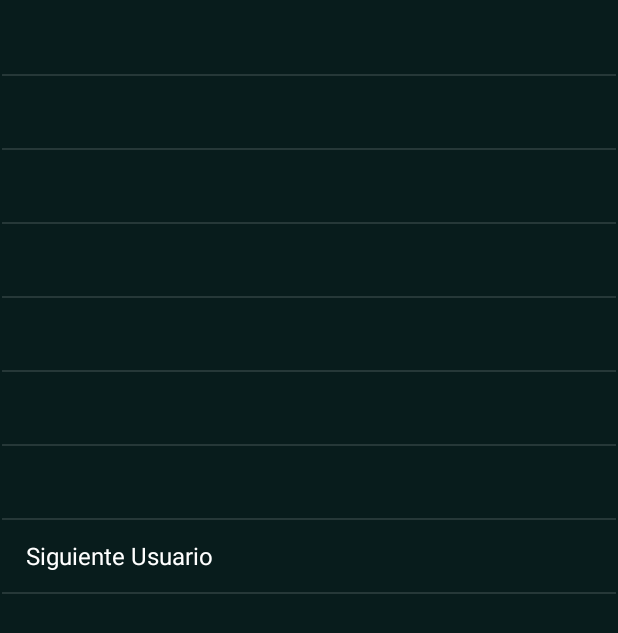
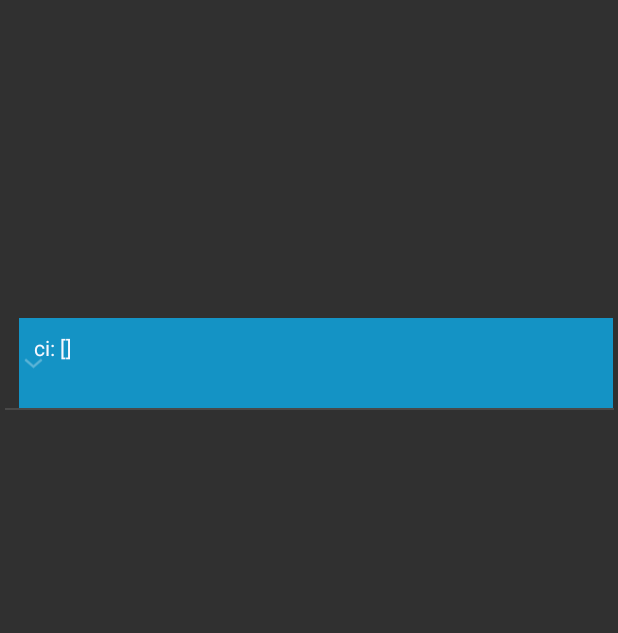
Before and after one commit to itsNand0/ApostamosApp, an Android app: the ListaUsuarios screen opened directly, with no data from a screen before it, on a phone screen of 412 x 824 dp. Shown: the top 633 px of the screen. Run offline under Robolectric (Android 15) with nearby library versions, the phone set to English and light mode, and no system bars.

Commit message:
Se cambia vista del listado de usuarios

```diff
--- a/app/src/main/AndroidManifest.xml
+++ b/app/src/main/AndroidManifest.xml
@@ -9,8 +9,7 @@
         android:roundIcon="@mipmap/ic_launcher_round"
         android:supportsRtl="true"
         android:theme="@style/Theme.AppCompat.NoActionBar">
-        <activity android:name=".ListaUsuarioPrueba"></activity>
-        <activity android:name=".ListaUsuarios" />
+        <activity android:name=".ListaUsuarios"></activity>
         <activity android:name=".NuevaApuesta" />
         <activity
             android:name=".MenuPrincipal"
--- a/app/src/main/java/com/example/apostamos/AdministradorUsuario.java
+++ b/app/src/main/java/com/example/apostamos/AdministradorUsuario.java
@@ -7,7 +7,6 @@ import android.content.Intent;
 import android.database.Cursor;
 import android.database.sqlite.SQLiteDatabase;
 import android.os.Bundle;
-import android.view.ActionMode;
 import android.view.Menu;
 import android.view.MenuItem;
 import android.view.View;
@@ -27,7 +26,7 @@ public class AdministradorUsuario extends AppCompatActivity {
     public boolean onOptionsItemSelected(MenuItem item){
         int id = item.getItemId();
         if(id == R.id.todos){
-            Intent i = new Intent(this, ListaUsuarioPrueba.class);
+            Intent i = new Intent(this, ListaUsuarios.class);
             //i.putExtra("usuarios", );
             startActivity(i);
         }
@@ -96,6 +95,7 @@ public class AdministradorUsuario extends AppCompatActivity {
         String usu = et_usuario.getText().toString();
         int cantUno = bd.delete("usuario", "cedula="+ced,null);
         bd.close();
+        et_cedula.setText("");
         et_nombre.setText("");
         et_apellido.setText("");
         et_telefono.setText("");
--- a/app/src/main/java/com/example/apostamos/ListaUsuarios.java
+++ b/app/src/main/java/com/example/apostamos/ListaUsuarios.java
@@ -8,6 +8,7 @@ import android.os.Bundle;
 import android.view.View;
 import android.widget.AdapterView;
 import android.widget.ArrayAdapter;
+import android.widget.ExpandableListView;
 import android.widget.ListView;
 
 import java.util.ArrayList;
@@ -15,38 +16,56 @@ import java.util.HashMap;
 import java.util.Map;
 
 public class ListaUsuarios extends AppCompatActivity {
-    private ListView lv_usuario;
-    private ArrayList<String> listusuario;
-    private String nombre,cedula;
+    private ExpandableListView expanded_listaUsu;
+    private EsplistView adapter;
+    private ArrayList<String> listUsuario;
+    private Map<String, ArrayList<String>> mapChild;
 
     @Override
     protected void onCreate(Bundle savedInstanceState) {
         super.onCreate(savedInstanceState);
-        setContentView(R.layout.activity_lista_usuarios);
+        setContentView(R.layout.activity_lista_usuario_prueba);
 
-        lv_usuario = (ListView)findViewById(R.id.lv_usuario);
-        listusuario = new ArrayList<>();
-        ArrayAdapter<String> adapter = new ArrayAdapter<>(this,android.R.layout.simple_list_item_1,listusuario);
-        lv_usuario.setAdapter(adapter);
-        listaUsuario();
+        expanded_listaUsu = (ExpandableListView) findViewById(R.id.expanded_listaUsu);
+        listUsuario = new ArrayList<>();
+        mapChild = new HashMap<>();
+        cargarUsuario();
+
     }
 
-    private void listaUsuario(){
+    private void cargarUsuario(){
+
         BDdeUsuarios admin = new BDdeUsuarios(this,"administrador",null,1);
         SQLiteDatabase bd = admin.getWritableDatabase();
-        Cursor fila = bd.rawQuery("select * from usuario",null);
+
+        ArrayList<String> groupUsuario = new ArrayList<>();
+        Cursor fila = bd.rawQuery("select cedula from usuario",null);
         if (fila.moveToFirst()){
             do{
-              listusuario.add(fila.getString(0));
-              listusuario.add(fila.getString(1));
-              listusuario.add(fila.getString(2));
-              listusuario.add(fila.getString(3));
-              listusuario.add(fila.getString(4));
-              listusuario.add(fila.getString(5));
-              listusuario.add(fila.getString(6));
-              listusuario.add("Siguiente Usuario");
+                groupUsuario.add(fila.getString(0));
             }while (fila.moveToNext());
         }
+        listUsuario.add("ci: " + groupUsuario);
+
+
+        ArrayList<String> childUsuario = new ArrayList<>();
+        Cursor childFila = bd.rawQuery("select nombre,apellido,telefono,correo,usuario,contraseña from usuario",null);
+        if (childFila.moveToFirst()){
+            do{
+                childUsuario.add(childFila.getString(0));
+                childUsuario.add(childFila.getString(1));
+                childUsuario.add(childFila.getString(2));
+                childUsuario.add(childFila.getString(3));
+                childUsuario.add(childFila.getString(4));
+                childUsuario.add(childFila.getString(5));
+            }while (childFila.moveToNext());
+        }
+
+
+        mapChild.put(listUsuario.get(0), childUsuario);
+
+        adapter = new EsplistView(this, listUsuario, mapChild);
+        expanded_listaUsu.setAdapter(adapter);
     }
 
 }
--- a/app/src/main/java/com/example/apostamos/MainActivity.java
+++ b/app/src/main/java/com/example/apostamos/MainActivity.java
@@ -7,6 +7,7 @@ import android.database.Cursor;
 import android.database.sqlite.SQLiteDatabase;
 import android.database.sqlite.SQLiteOpenHelper;
 import android.os.Bundle;
+import android.se.omapi.Session;
 import android.view.View;
 import android.widget.EditText;
 import android.widget.Toast;
--- a/app/src/main/res/layout/activity_lista_usuario_prueba.xml
+++ b/app/src/main/res/layout/activity_lista_usuario_prueba.xml
@@ -4,7 +4,7 @@
     xmlns:tools="http://schemas.android.com/tools"
     android:layout_width="match_parent"
     android:layout_height="match_parent"
-    tools:context=".ListaUsuarioPrueba">
+    tools:context=".ListaUsuarios">
 
     <LinearLayout
         android:id="@+id/linearLayout"
```
Also changed, not shown: app/src/main/java/com/example/apostamos/ListaUsuarioPrueba.java (deleted, +0 -68 lines). Lines whose indentation alone changed are shown as unchanged.
